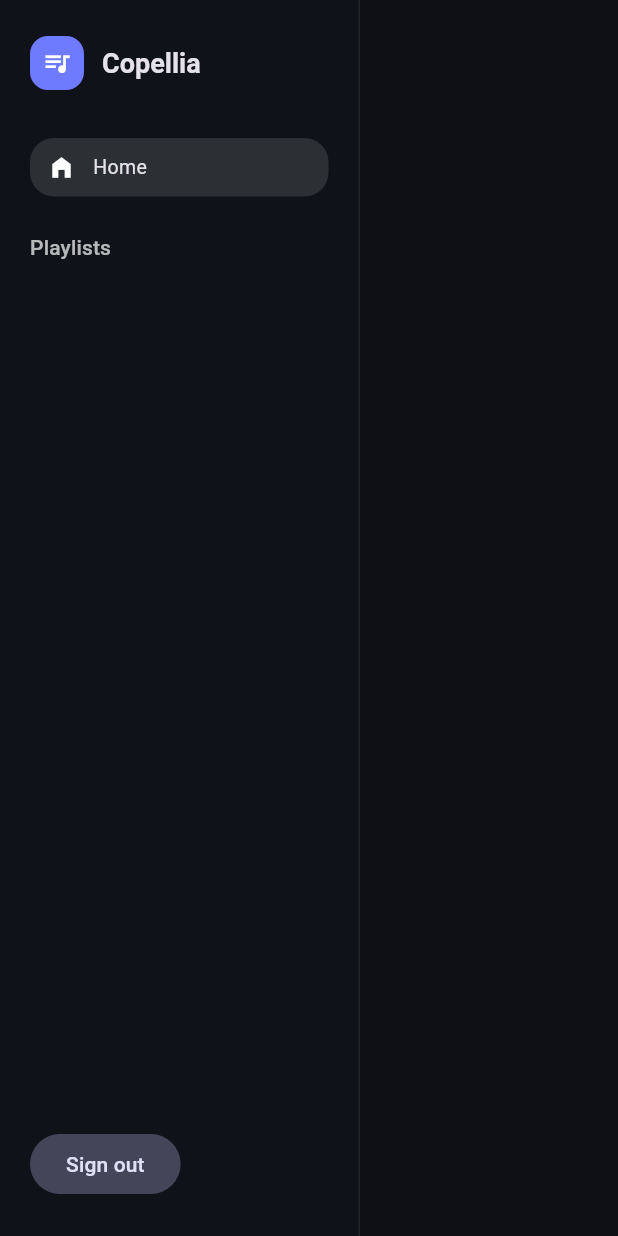
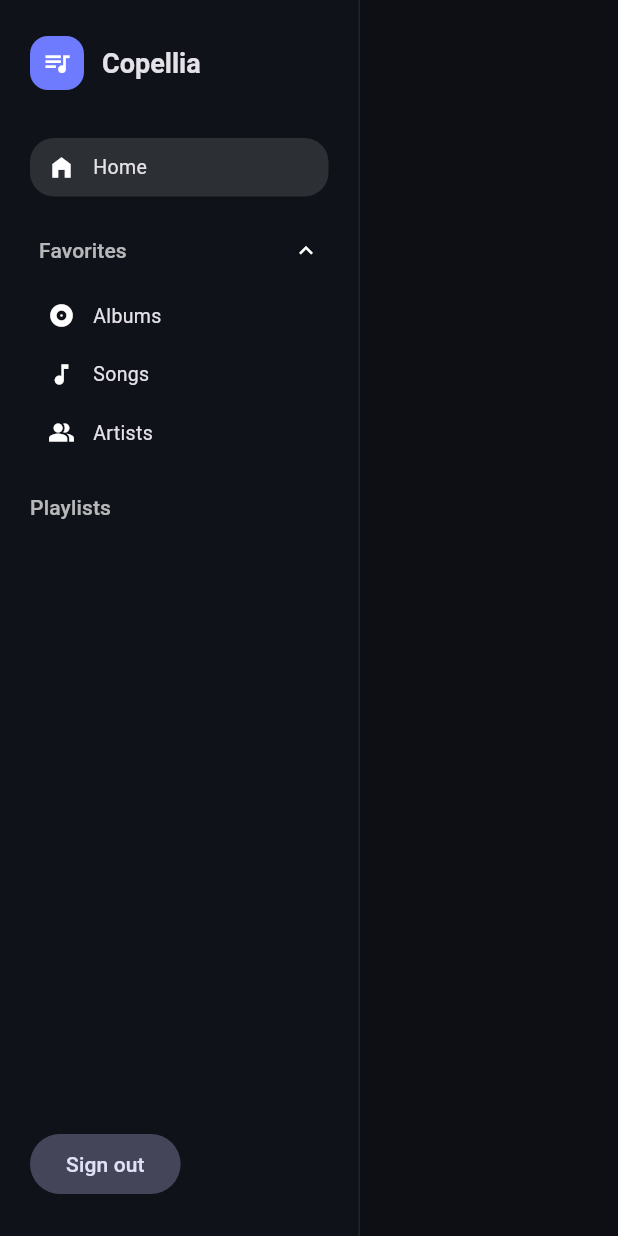
Before and after one commit to j6k4m8/coppelia, a Flutter app: the SidebarNavigation widget shown alone on an empty page, opened directly, on a phone screen of 412 x 824 dp. Run offline on Flutter 3.47's test engine with Material 3 defaults, Android fonts, the phone set to English and light mode, and no system bars; our stand-ins replace cached_network_image, flutter_cache_manager, just_audio, shared_preferences; accounts and stored records are empty; Roboto replaces fonts that are missing (SF Pro Display).

Commit message:
Add favorites sidebar navigation

```diff
--- /dev/null
+++ b/lib/state/library_view.dart
@@ -0,0 +1,45 @@
+/// Navigation targets for the library area.
+enum LibraryView {
+  /// Home overview with featured content.
+  home,
+
+  /// Favorite albums section.
+  favoritesAlbums,
+
+  /// Favorite songs section.
+  favoritesSongs,
+
+  /// Favorite artists section.
+  favoritesArtists,
+}
+
+/// Display helpers for library views.
+extension LibraryViewLabels on LibraryView {
+  /// Short title for the view.
+  String get title {
+    switch (this) {
+      case LibraryView.home:
+        return 'Home';
+      case LibraryView.favoritesAlbums:
+        return 'Favorite Albums';
+      case LibraryView.favoritesSongs:
+        return 'Favorite Songs';
+      case LibraryView.favoritesArtists:
+        return 'Favorite Artists';
+    }
+  }
+
+  /// Supporting subtitle for the view.
+  String get subtitle {
+    switch (this) {
+      case LibraryView.home:
+        return 'Featured playlists and recent picks.';
+      case LibraryView.favoritesAlbums:
+        return 'Quick access to albums you love.';
+      case LibraryView.favoritesSongs:
+        return 'Tracks you have starred in Jellyfin.';
+      case LibraryView.favoritesArtists:
+        return 'Artists you keep on repeat.';
+    }
+  }
+}
--- a/lib/ui/widgets/sidebar_navigation.dart
+++ b/lib/ui/widgets/sidebar_navigation.dart
@@ -3,11 +3,19 @@ import 'package:provider/provider.dart';
 
 import '../../models/playlist.dart';
 import '../../state/app_state.dart';
+import '../../state/library_view.dart';
 
 /// Vertical navigation rail for playlists and actions.
-class SidebarNavigation extends StatelessWidget {
+class SidebarNavigation extends StatefulWidget {
   /// Creates the sidebar navigation.
   const SidebarNavigation({super.key});
+
+  @override
+  State<SidebarNavigation> createState() => _SidebarNavigationState();
+}
+
+class _SidebarNavigationState extends State<SidebarNavigation> {
+  bool _favoritesExpanded = true;
 
   @override
   Widget build(BuildContext context) {
@@ -48,10 +56,54 @@ class SidebarNavigation extends StatelessWidget {
           _NavTile(
             icon: Icons.home_filled,
             label: 'Home',
-            selected: state.selectedPlaylist == null,
-            onTap: state.clearPlaylistSelection,
+            selected: state.selectedPlaylist == null &&
+                state.selectedView == LibraryView.home,
+            onTap: () => state.selectLibraryView(LibraryView.home),
           ),
-          const SizedBox(height: 24),
+          const SizedBox(height: 20),
+          _SectionHeader(
+            title: 'Favorites',
+            isExpanded: _favoritesExpanded,
+            onTap: () => setState(() {
+              _favoritesExpanded = !_favoritesExpanded;
+            }),
+          ),
+          AnimatedSize(
+            duration: const Duration(milliseconds: 200),
+            curve: Curves.easeOut,
+            child: _favoritesExpanded
+                ? Column(
+                    children: [
+                      const SizedBox(height: 8),
+                      _NavTile(
+                        icon: Icons.album,
+                        label: 'Albums',
+                        selected: state.selectedPlaylist == null &&
+                            state.selectedView == LibraryView.favoritesAlbums,
+                        onTap: () =>
+                            state.selectLibraryView(LibraryView.favoritesAlbums),
+                      ),
+                      _NavTile(
+                        icon: Icons.music_note,
+                        label: 'Songs',
+                        selected: state.selectedPlaylist == null &&
+                            state.selectedView == LibraryView.favoritesSongs,
+                        onTap: () =>
+                            state.selectLibraryView(LibraryView.favoritesSongs),
+                      ),
+                      _NavTile(
+                        icon: Icons.people_alt,
+                        label: 'Artists',
+                        selected: state.selectedPlaylist == null &&
+                            state.selectedView == LibraryView.favoritesArtists,
+                        onTap: () => state
+                            .selectLibraryView(LibraryView.favoritesArtists),
+                      ),
+                    ],
+                  )
+                : const SizedBox.shrink(),
+          ),
+          const SizedBox(height: 20),
           Text(
             'Playlists',
             style: Theme.of(context)
@@ -123,6 +175,46 @@ class _NavTile extends StatelessWidget {
   }
 }
 
+class _SectionHeader extends StatelessWidget {
+  const _SectionHeader({
+    required this.title,
+    required this.isExpanded,
+    required this.onTap,
+  });
+
+  final String title;
+  final bool isExpanded;
+  final VoidCallback onTap;
+
+  @override
+  Widget build(BuildContext context) {
+    return InkWell(
+      borderRadius: BorderRadius.circular(12),
+      onTap: onTap,
+      child: Padding(
+        padding: const EdgeInsets.symmetric(horizontal: 6, vertical: 6),
+        child: Row(
+          mainAxisAlignment: MainAxisAlignment.spaceBetween,
+          children: [
+            Text(
+              title,
+              style: Theme.of(context)
+                  .textTheme
+                  .titleSmall
+                  ?.copyWith(color: Colors.white70),
+            ),
+            AnimatedRotation(
+              turns: isExpanded ? 0.5 : 0.0,
+              duration: const Duration(milliseconds: 200),
+              child: const Icon(Icons.expand_more, size: 18),
+            ),
+          ],
+        ),
+      ),
+    );
+  }
+}
+
 class _PlaylistTile extends StatelessWidget {
   const _PlaylistTile({
     required this.playlist,
```
Also changed, not shown: lib/state/app_state.dart (+16 -0 lines), lib/ui/screens/home_screen.dart (+20 -3 lines), lib/ui/widgets/library_placeholder_view.dart (added, +53 -0 lines), 1 other file.
